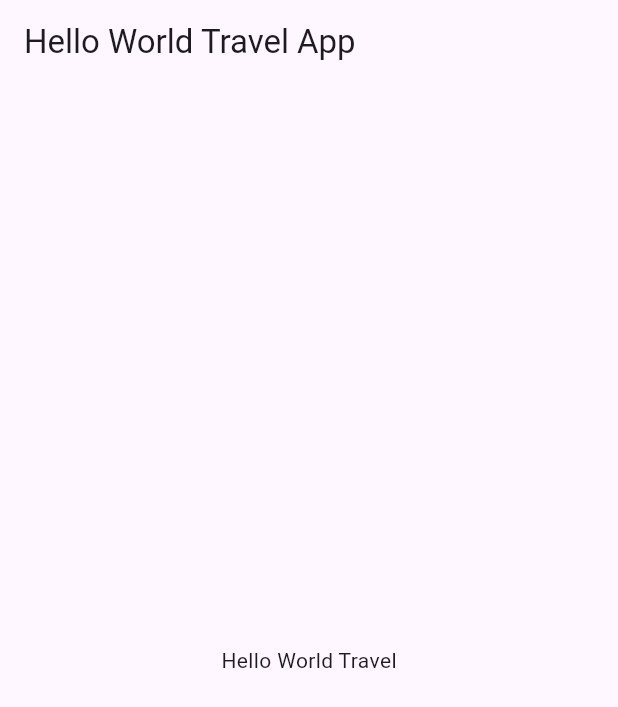
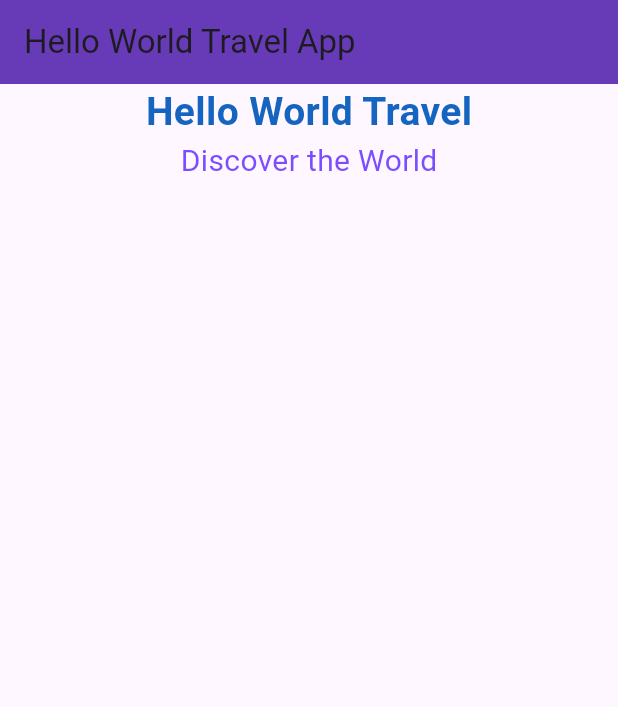
Before and after one commit to pilaabo/hello_world, a Flutter app: the screen it shows after launch, on a phone screen of 412 x 824 dp. Shown: the top 707 px of the screen. Run offline on Flutter 3.47's test engine with Material 3 defaults, Android fonts, the phone set to English and light mode, and no system bars.

Commit message:
Formatting Text and Using Columns

```diff
--- a/lib/main.dart
+++ b/lib/main.dart
@@ -10,10 +10,25 @@ class MyApp extends StatelessWidget {
       home: Scaffold(
         appBar: AppBar(
           title: Text('Hello World Travel App'),
+          backgroundColor: Colors.deepPurple,
         ),
         body: Center(
-          child: Text(
-            'Hello World Travel',
+          child: Column(
+            children: [
+              Text(
+                'Hello World Travel',
+                style: TextStyle(
+                    fontSize: 26.0,
+                    fontWeight: FontWeight.bold,
+                    color: Colors.blue[800]),
+              ),
+              Text(
+                'Discover the World',
+                style: TextStyle(
+                    fontSize: 20.0,
+                    color: Colors.deepPurpleAccent),
+              ),
+            ],
           ),
         ),
       ),
```
